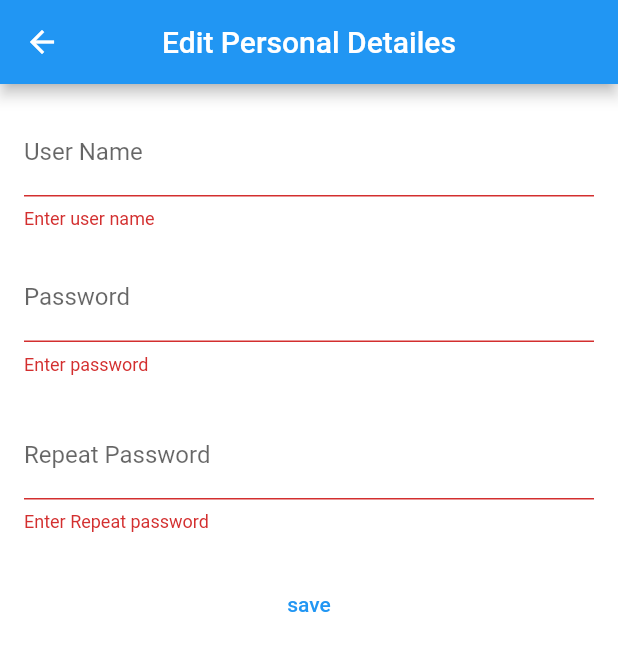
After one commit to Mahfoud-Sa/students, a Flutter app: the PersonalDetailesEdit screen opened directly, after a tap on "save", on a phone screen of 412 x 824 dp. The commit adds this screen. Shown: the top 651 px of the screen. Run offline on Flutter 3.47's test engine with Material 2 defaults, Android fonts, the phone set to English and light mode, and no system bars; our stand-ins replace shared_preferences, sqflite; accounts and stored records are empty.

Commit message:
compelete the user CRUD operations

```diff
--- a/lib/Models/user_model.dart
+++ b/lib/Models/user_model.dart
@@ -1,7 +1,19 @@
 class UserModel {
-  late int id;
-  final String userName;
-  final String password;
+  int? id;
+  String? userName;
+  String? password;
 
-  UserModel({required this.userName, required this.password});
+  UserModel({this.id, this.userName, this.password});
+
+  UserModel.fromJson(Map<String, dynamic> map) {
+    userName = map['id'];
+    userName = map['userName'];
+    password = map['password'];
+  }
+
+  Map<String, dynamic> toJson(UserModel usr) => {
+        'useridName': usr.id,
+        'userName': usr.userName,
+        'password': usr.password
+      };
 }
--- a/lib/Repository/UsersRepository/users_repository.dart
+++ b/lib/Repository/UsersRepository/users_repository.dart
@@ -1,7 +1,8 @@
 import 'package:students/Models/user_model.dart';
 
 abstract class UserRepository {
-  Future<UserModel> put(UserModel user);
+  Future<UserModel> put(int id, UserModel user);
   Future<bool> create(UserModel user);
   Future<UserModel> get(String name, String password);
+  Future<bool> delete(int id);
 }
--- a/lib/ViewModels/loginVM.dart
+++ b/lib/ViewModels/loginVM.dart
@@ -1,11 +1,21 @@
+import 'dart:convert';
+
 import 'package:flutter/material.dart';
 import 'package:students/Models/user_model.dart';
 import 'package:students/Repository/UsersRepository/users_local.dart';
+import 'package:shared_preferences/shared_preferences.dart';
 
 class LoginVM {
   Future<String> logIn(String name, String password) async {
     try {
-      await UsersLocal().get(name, password);
+      UserModel currentUser = await UsersLocal().get(name, password);
+
+      SharedPreferences sherPre = await SharedPreferences.getInstance();
+      sherPre.setInt('id', currentUser.id!);
+
+      sherPre.setString('userName', currentUser.userName!);
+
+      sherPre.setString('password', currentUser.password!);
       return "Welcome";
     } catch (e) {
       return e.toString();
--- /dev/null
+++ b/lib/ViewModels/personal_detailes_editVM.dart
@@ -0,0 +1,22 @@
+import 'package:shared_preferences/shared_preferences.dart';
+import 'package:students/Models/user_model.dart';
+import 'package:students/Repository/UsersRepository/users_api.dart';
+import 'package:students/Repository/UsersRepository/users_local.dart';
+
+class PersonalDetailesEditVM {
+  edit(UserModel user) async {
+    try {
+      SharedPreferences sherPre = await SharedPreferences.getInstance();
+
+      int id = int.parse(sherPre.getInt('id').toString());
+      UserModel upatedUser = await UsersLocal().put(id, user);
+
+      sherPre.setString('userName', upatedUser.userName!);
+
+      sherPre.setString('password', upatedUser.password!);
+      return 'Updated Susseccfly';
+    } catch (e) {
+      return e.toString();
+    }
+  }
+}
--- /dev/null
+++ b/lib/Views/personal_detailes_edit_page.dart
@@ -0,0 +1,118 @@
+import 'package:flutter/material.dart';
+import 'package:students/Models/user_model.dart';
+import 'package:students/ViewModels/personal_detailesVM.dart';
+
+import '../ViewModels/personal_detailes_editVM.dart';
+
+class PersonalDetailesEdit extends StatelessWidget {
+  PersonalDetailesEditVM data = PersonalDetailesEditVM();
+  final _formKey = GlobalKey<FormState>();
+  final _usernameController = TextEditingController();
+  final _passwordController = TextEditingController();
+  final _repeatPasswordController = TextEditingController();
+
+  @override
+  void dispose() {
+    _usernameController.dispose();
+    _passwordController.dispose();
+    // super.dispose();
+  }
+
+  PersonalDetailesEdit({super.key});
+
+  @override
+  Widget build(BuildContext context) {
+    return Scaffold(
+      backgroundColor: Colors.white,
+      appBar: AppBar(
+        centerTitle: true,
+        title: Text('Edit Personal Detailes'),
+      ),
+      body: SingleChildScrollView(
+        child: Column(
+          children: [
+            Padding(
+              padding: EdgeInsets.all(16.0),
+              child: Form(
+                key: _formKey,
+                child: Column(
+                  mainAxisAlignment: MainAxisAlignment.center,
+                  children: [
+                    TextFormField(
+                      controller: _usernameController,
+                      decoration: InputDecoration(
+                        labelText: 'User Name',
+                      ),
+                      validator: (value) {
+                        if (value!.isEmpty) {
+                          return 'Enter user name';
+                        }
+                        return null;
+                      },
+                    ),
+                    SizedBox(height: 16.0),
+                    TextFormField(
+                      controller: _passwordController,
+                      decoration: InputDecoration(
+                        labelText: 'Password',
+                      ),
+                      obscureText: true,
+                      validator: (value) {
+                        if (value!.isEmpty) {
+                          return 'Enter password ';
+                        }
+                        return null;
+                      },
+                    ),
+                    SizedBox(height: 24.0),
+                    TextFormField(
+                      controller: _repeatPasswordController,
+                      decoration: InputDecoration(
+                        labelText: 'Repeat Password',
+                      ),
+                      obscureText: true,
+                      validator: (value) {
+                        if (value!.isEmpty) {
+                          return 'Enter Repeat password ';
+                        }
+                        if (value != _passwordController.text) {
+                          return 'Password do not match';
+                        }
+                        return null;
+                      },
+                    ),
+                    SizedBox(height: 24.0),
+                    TextButton(
+                        child: Text('save'),
+                        onPressed: () async {
+                          if (_formKey.currentState!.validate()) {
+                            UserModel usr = UserModel(
+                                userName: _usernameController.text,
+                                password: _passwordController.text);
+                            String editePersonalDetailesState =
+                                await data.edit(usr);
+                            if (editePersonalDetailesState ==
+                                'Updated Susseccfly') {
+                              Navigator.pop(context);
+                            }
+                            ScaffoldMessenger.of(context).showSnackBar(SnackBar(
+                                showCloseIcon: true,
+                                backgroundColor: editePersonalDetailesState !=
+                                        'Updated Susseccfly'
+                                    ? Colors.red
+                                    : Colors.green,
+                                content: Text('$editePersonalDetailesState')));
+
+                            // Add your login logic using the entered username and password
+                          }
+                        }),
+                  ],
+                ),
+              ),
+            ),
+          ],
+        ),
+      ),
+    );
+  }
+}
--- a/lib/main.dart
+++ b/lib/main.dart
@@ -46,3 +46,4 @@ class _StudentsState extends State<Students> {
     ));
   }
 }
+//وقفت عند فحص الرسبونس حق التعديل لليوزر
--- a/lib/sqflite.dart
+++ b/lib/sqflite.dart
@@ -56,10 +56,10 @@ class SqlDb {
     return response;
   }
 
-  deleteData(int id) async {
+  deleteData(String query) async {
     Database? mydb = await db;
-    int response = await mydb!.rawDelete("delete from students where id=$id");
-    print(response);
+    int response = await mydb!.rawDelete(query);
+    //print(response);
     return response;
   }
 }
```
Also changed, not shown: lib/Repository/UsersRepository/users_api.dart (+7 -1 lines), lib/Repository/UsersRepository/users_local.dart (+27 -4 lines), lib/ViewModels/homeVM.dart (+8 -1 lines), lib/ViewModels/personal_detailesVM.dart (added, +31 -0 lines), lib/Views/home_page.dart (+30 -2 lines), lib/Views/personal_detailes_page.dart (added, +93 -0 lines).
